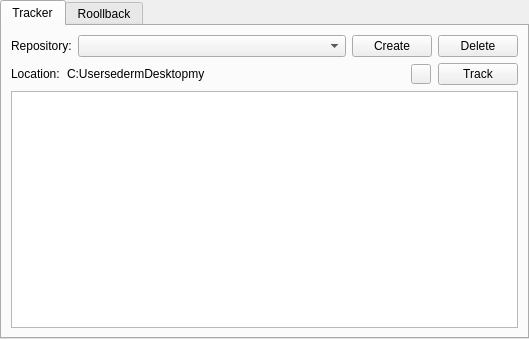
EdyardEr/auto_repository, file qt_designer_files/main_win.ui: the form before one commit.
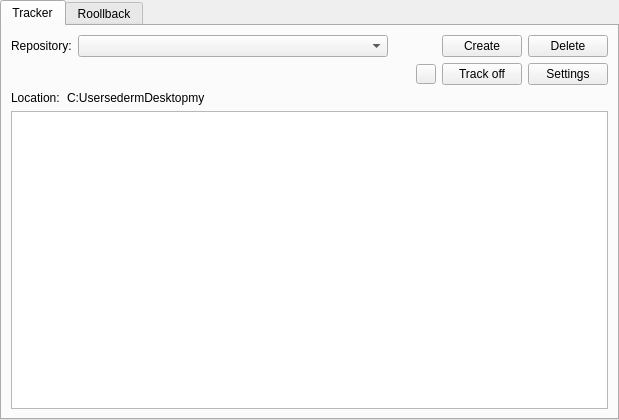
The form after the commit.

What changed in the file:
```diff
--- a/qt_designer_files/main_win.ui
+++ b/qt_designer_files/main_win.ui
@@ -6,8 +6,8 @@
    <rect>
     <x>0</x>
     <y>0</y>
-    <width>529</width>
-    <height>339</height>
+    <width>619</width>
+    <height>420</height>
    </rect>
   </property>
   <property name="windowTitle">
@@ -68,12 +68,31 @@
             </property>
             <property name="minimumSize">
              <size>
-              <width>200</width>
+              <width>310</width>
               <height>0</height>
              </size>
             </property>
+            <property name="maximumSize">
+             <size>
+              <width>310</width>
+              <height>16777215</height>
+             </size>
+            </property>
            </widget>
           </item>
+          <item>
+           <spacer name="horizontalSpacer">
+            <property name="orientation">
+             <enum>Qt::Horizontal</enum>
+            </property>
+            <property name="sizeHint" stdset="0">
+             <size>
+              <width>40</width>
+              <height>20</height>
+             </size>
+            </property>
+           </spacer>
+          </item>
           <item>
            <widget class="QPushButton" name="create_rep">
             <property name="sizePolicy">
@@ -102,6 +121,56 @@
           </item>
          </layout>
         </item>
+        <item>
+         <layout class="QHBoxLayout" name="horizontalLayout_2">
+          <item>
+           <spacer name="horizontalSpacer_2">
+            <property name="orientation">
+             <enum>Qt::Horizontal</enum>
+            </property>
+            <property name="sizeHint" stdset="0">
+             <size>
+              <width>40</width>
+              <height>20</height>
+             </size>
+            </property>
+           </spacer>
+          </item>
+          <item>
+           <widget class="QPushButton" name="track_indicator">
+            <property name="sizePolicy">
+             <sizepolicy hsizetype="Fixed" vsizetype="Fixed">
+              <horstretch>0</horstretch>
+              <verstretch>0</verstretch>
+             </sizepolicy>
+            </property>
+            <property name="maximumSize">
+             <size>
+              <width>20</width>
+              <height>20</height>
+             </size>
+            </property>
+            <property name="text">
+             <string/>
+            </property>
+           </widget>
+          </item>
+          <item>
+           <widget class="QPushButton" name="track_dir">
+            <property name="text">
+             <string>Track off</string>
+            </property>
+           </widget>
+          </item>
+          <item>
+           <widget class="QPushButton" name="track_settings">
+            <property name="text">
+             <string>Settings</string>
+            </property>
+           </widget>
+          </item>
+         </layout>
+        </item>
         <item>
          <layout class="QHBoxLayout" name="track_row">
           <property name="spacing">
@@ -136,32 +205,6 @@
             </property>
            </widget>
           </item>
-          <item>
-           <widget class="QPushButton" name="track_indicator">
-            <property name="sizePolicy">
-             <sizepolicy hsizetype="Fixed" vsizetype="Fixed">
-              <horstretch>0</horstretch>
-              <verstretch>0</verstretch>
-             </sizepolicy>
-            </property>
-            <property name="maximumSize">
-             <size>
-              <width>20</width>
-              <height>20</height>
-             </size>
-            </property>
-            <property name="text">
-             <string/>
-            </property>
-           </widget>
-          </item>
-          <item>
-           <widget class="QPushButton" name="track_dir">
-            <property name="text">
-             <string>Track</string>
-            </property>
-           </widget>
-          </item>
          </layout>
         </item>
         <item>
```
Left out of the diff: 14 changed lines with no effect on the pictures.
